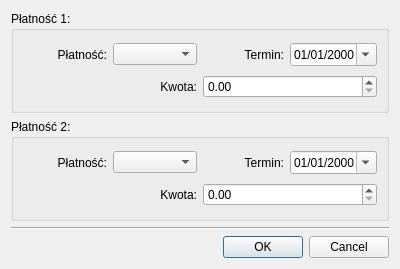
First picture: the form in CustomPaymentDialog.ui, repository juliagoda/qfaktury, before the edit.
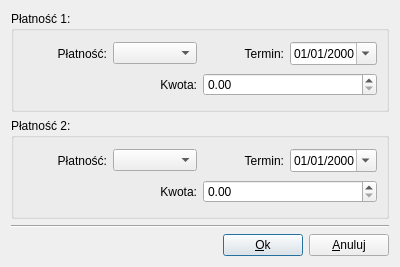
Second picture: the form after the edit.

What changed in the file:
```diff
--- a/CustomPaymentDialog.ui
+++ b/CustomPaymentDialog.ui
@@ -6,7 +6,7 @@
     <x>0</x>
     <y>0</y>
     <width>400</width>
-    <height>269</height>
+    <height>267</height>
    </rect>
   </property>
   <property name="windowTitle" >
@@ -89,7 +89,11 @@
          </widget>
         </item>
         <item>
-         <widget class="QDoubleSpinBox" name="amount1" />
+         <widget class="QDoubleSpinBox" name="amount1" >
+          <property name="maximum" >
+           <double>99999.990000000005239</double>
+          </property>
+         </widget>
         </item>
        </layout>
       </item>
@@ -172,7 +176,11 @@
          </widget>
         </item>
         <item>
-         <widget class="QDoubleSpinBox" name="amount1_2" />
+         <widget class="QDoubleSpinBox" name="amount2" >
+          <property name="maximum" >
+           <double>99999.990000000005239</double>
+          </property>
+         </widget>
         </item>
        </layout>
       </item>
@@ -187,14 +195,35 @@
     </widget>
    </item>
    <item row="3" column="0" >
-    <widget class="QDialogButtonBox" name="buttonBox" >
-     <property name="orientation" >
-      <enum>Qt::Horizontal</enum>
-     </property>
-     <property name="standardButtons" >
-      <set>QDialogButtonBox::Cancel|QDialogButtonBox::Ok</set>
-     </property>
-    </widget>
+    <layout class="QHBoxLayout" name="horizontalLayout_9" >
+     <item>
+      <spacer name="horizontalSpacer" >
+       <property name="orientation" >
+        <enum>Qt::Horizontal</enum>
+       </property>
+       <property name="sizeHint" stdset="0" >
+        <size>
+         <width>40</width>
+         <height>20</height>
+        </size>
+       </property>
+      </spacer>
+     </item>
+     <item>
+      <widget class="QPushButton" name="okButton" >
+       <property name="text" >
+        <string>&amp;Ok</string>
+       </property>
+      </widget>
+     </item>
+     <item>
+      <widget class="QPushButton" name="cancelButton" >
+       <property name="text" >
+        <string>&amp;Anuluj</string>
+       </property>
+      </widget>
+     </item>
+    </layout>
    </item>
   </layout>
  </widget>
```
Left out of the diff: 46 changed lines with no effect on the pictures.
